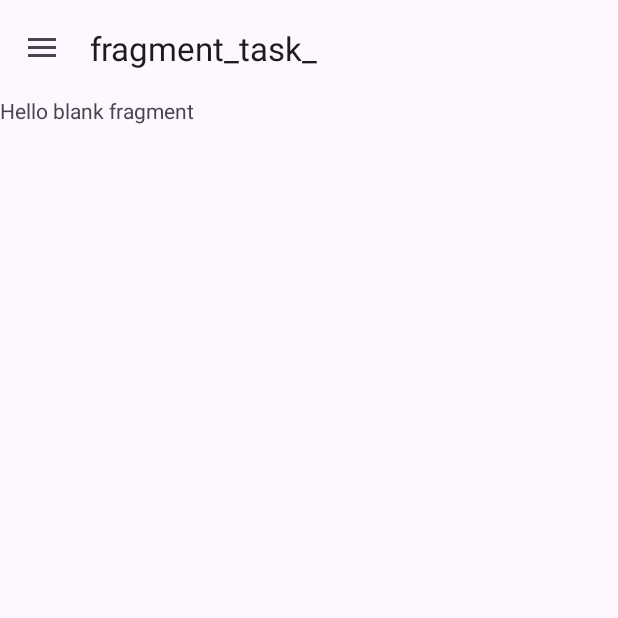
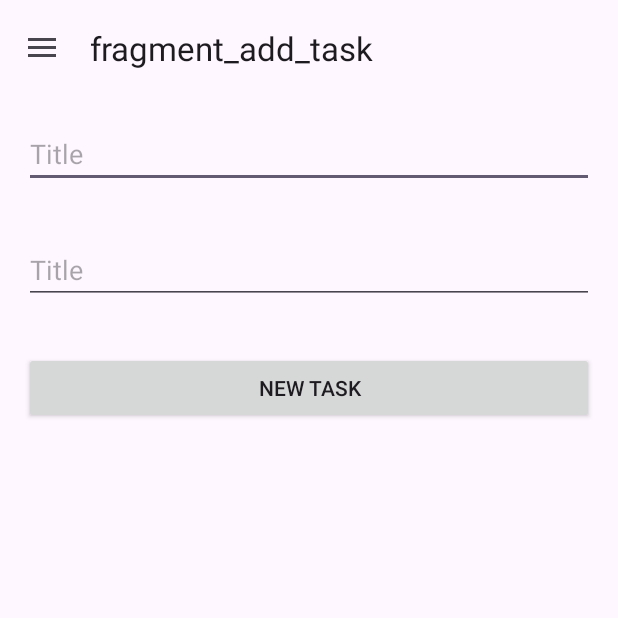
Before and after one commit to sowrovislam/Sire_Projact_-what_to-do-_-last, an Android app: the screen it shows after launch (MainActivity), on a phone screen of 412 x 824 dp, the top half of it. Run offline under Robolectric (Android 15) with nearby library versions, the phone set to English and light mode, and no system bars; our stand-ins replace Room's generated code, data binding, navigation-ui.

Commit message:
26 no  class  done

```diff
--- a/app/build.gradle.kts
+++ b/app/build.gradle.kts
@@ -36,6 +36,12 @@ android {
     kotlinOptions {
         jvmTarget = "1.8"
     }
+    buildFeatures {
+
+        dataBinding {
+            enable =true
+        }
+    }
 }
 
 dependencies {
--- /dev/null
+++ b/app/src/main/java/com/example/final_projactsire1/addtask/AddTaskFragment.kt
@@ -0,0 +1,49 @@
+package com.example.final_projactsire1.addtask
+
+import android.os.Bundle
+import android.view.LayoutInflater
+import android.view.View
+import android.view.ViewGroup
+import androidx.databinding.DataBindingUtil
+import androidx.fragment.app.Fragment
+import androidx.fragment.app.viewModels
+import androidx.lifecycle.AndroidViewModel
+
+import com.example.final_projactsire1.R
+import com.example.final_projactsire1.databinding.FragmentAddTaskBinding
+
+
+class AddTaskFragment : Fragment() {
+
+    private lateinit var binding: FragmentAddTaskBinding
+
+    private val  viewModel by viewModels<AddTaskViewModel>()
+
+    override fun onCreateView(
+        inflater: LayoutInflater, container: ViewGroup?,
+        savedInstanceState: Bundle?
+    ): View? {
+
+
+        binding =DataBindingUtil.inflate(inflater, R.layout.fragment_add_task, container, false)
+
+        binding.viewmodel=viewModel
+
+        binding.lifecycleOwner=this.viewLifecycleOwner
+
+
+
+
+
+
+
+
+        return binding.root
+
+
+
+
+    }
+
+
+}
--- /dev/null
+++ b/app/src/main/java/com/example/final_projactsire1/addtask/AddTaskViewModel.kt
@@ -0,0 +1,37 @@
+package com.example.final_projactsire1.addtask
+
+import android.app.Application
+import androidx.lifecycle.AndroidViewModel
+import androidx.lifecycle.MutableLiveData
+import androidx.lifecycle.ViewModel
+import androidx.lifecycle.viewModelScope
+import com.example.final_projactsire1.data.Task
+import com.example.final_projactsire1.data.source.DefaultTaskRepository
+import com.example.final_projactsire1.data.source.local.LocalDataSource
+import kotlinx.coroutines.launch
+
+class AddTaskViewModel(application: Application):AndroidViewModel(application) {
+
+    val title=MutableLiveData<String>()
+
+    val description=MutableLiveData<String>()
+
+    val repsitory:DefaultTaskRepository=DefaultTaskRepository.gateInstens(application)
+
+    fun saveTask() {
+        val currentTitle = title.value
+        val currentDescription = description.value
+        val task =
+            Task(title = currentTitle.toString(), description = currentDescription.toString())
+        createTask(task)
+    }
+
+    private fun createTask(task: Task) {
+
+        viewModelScope.launch {
+            repsitory.saveTask(task)
+        }
+
+    }
+
+}
--- /dev/null
+++ b/app/src/main/java/com/example/final_projactsire1/data/Task.kt
@@ -0,0 +1,28 @@
+package com.example.final_projactsire1.data
+
+import androidx.room.Entity
+import androidx.room.PrimaryKey
+
+
+@Entity(tableName = "task_table")
+data class Task(
+    @PrimaryKey(autoGenerate = true)
+    val id:Int=0,
+    val title:String,
+    val description:String,
+    val isComplited:Boolean=false
+
+
+){
+
+val isActive
+    get()=!isComplited
+
+    val isEmpty
+        get() = title.isEmpty()||description.isEmpty()
+
+
+
+
+
+}
--- /dev/null
+++ b/app/src/main/java/com/example/final_projactsire1/data/source/DefaultTaskRepository.kt
@@ -0,0 +1,63 @@
+package com.example.final_projactsire1.data.source
+
+import android.app.Application
+import com.example.final_projactsire1.data.Task
+import com.example.final_projactsire1.data.source.local.LocalDataSource
+import com.example.final_projactsire1.data.source.local.TodoDatabase
+import kotlinx.coroutines.CoroutineDispatcher
+import kotlinx.coroutines.Dispatchers
+import kotlinx.coroutines.withContext
+
+class DefaultTaskRepository private constructor(application: Application){
+
+    private val localDataSource:LocalDataSource
+    private val ioDispatcher: CoroutineDispatcher = Dispatchers.IO
+
+    init {
+
+        localDataSource=LocalDataSource(TodoDatabase.gateInstance(application).taskDao())
+
+
+
+
+    }
+
+    companion object{
+
+
+        private var repository:DefaultTaskRepository?=null
+
+
+        @Synchronized
+        fun gateInstens(application: Application):DefaultTaskRepository{
+
+
+            if (repository==null){
+
+                repository=DefaultTaskRepository(application)
+                return repository as DefaultTaskRepository
+            }
+
+
+            return repository as DefaultTaskRepository
+
+
+
+
+        }
+
+
+
+
+
+    }
+
+    suspend fun saveTask(task: Task){
+
+       withContext(ioDispatcher){
+
+           localDataSource.saveTask(task)
+       }
+
+    }
+}
--- /dev/null
+++ b/app/src/main/java/com/example/final_projactsire1/data/source/TasksDataSource.kt
@@ -0,0 +1,13 @@
+package com.example.final_projactsire1.data.source
+
+import com.example.final_projactsire1.data.Task
+
+
+interface TasksDataSource {
+
+    suspend fun saveTask(task: Task)
+
+
+
+
+}
--- /dev/null
+++ b/app/src/main/java/com/example/final_projactsire1/data/source/local/LocalDataSource.kt
@@ -0,0 +1,26 @@
+package com.example.final_projactsire1.data.source.local
+
+import com.example.final_projactsire1.data.Task
+import com.example.final_projactsire1.data.source.TasksDataSource
+import kotlinx.coroutines.CoroutineDispatcher
+import kotlinx.coroutines.Dispatchers
+import kotlinx.coroutines.withContext
+
+class LocalDataSource(
+
+
+    private val dao: TaskDao,
+    private val ioDispatcher:CoroutineDispatcher=Dispatchers.IO
+
+): TasksDataSource{
+    override suspend fun saveTask(task: Task) {
+
+        withContext(ioDispatcher){
+
+            dao.insertTask(task)
+
+        }
+    }
+
+
+}
--- /dev/null
+++ b/app/src/main/java/com/example/final_projactsire1/data/source/local/TaskDao.kt
@@ -0,0 +1,18 @@
+package com.example.final_projactsire1.data.source.local
+
+import androidx.room.Dao
+import androidx.room.Insert
+import androidx.room.OnConflictStrategy
+import com.example.final_projactsire1.data.Task
+
+@Dao
+interface TaskDao {
+
+    @Insert(onConflict =OnConflictStrategy.REPLACE)
+    suspend fun insertTask(task: Task)
+
+
+
+
+
+}
--- /dev/null
+++ b/app/src/main/java/com/example/final_projactsire1/data/source/local/TodoDatabase.kt
@@ -0,0 +1,34 @@
+package com.example.final_projactsire1.data.source.local
+
+import android.content.Context
+import androidx.room.Database
+import androidx.room.Room
+import androidx.room.RoomDatabase
+import com.example.final_projactsire1.data.Task
+
+@Database(entities =[Task::class], version = 1, exportSchema = false )
+abstract class TodoDatabase:RoomDatabase() {
+
+abstract fun taskDao():TaskDao
+
+companion object{
+
+
+    private var database:TodoDatabase?=null
+
+    @Synchronized
+    fun gateInstance(contenxt:Context):TodoDatabase{
+
+
+        if (database==null){
+
+            database=Room.databaseBuilder(contenxt,TodoDatabase::class.java,"task_db").build()
+
+            return database as TodoDatabase
+        }
+        return database as TodoDatabase
+    }
+
+}
+
+}
--- /dev/null
+++ b/app/src/main/res/layout/fragment_add_task.xml
@@ -0,0 +1,52 @@
+<?xml version="1.0" encoding="utf-8"?>
+<layout xmlns:android="http://schemas.android.com/apk/res/android"
+    xmlns:tools="http://schemas.android.com/tools"
+    tools:context=".addtask.AddTaskFragment"
+    >
+
+    <data>
+
+        <variable
+            name="viewmodel"
+            type="com.example.final_projactsire1.addtask.AddTaskViewModel" />
+
+
+    </data>
+
+    <LinearLayout
+        android:layout_width="match_parent"
+        android:layout_height="match_parent"
+
+        android:orientation="vertical"
+        >
+
+        <EditText
+            android:text="@={viewmodel.title}"
+            android:id="@+id/add_task_title_edt"
+            android:layout_width="match_parent"
+            android:layout_height="wrap_content"
+            android:layout_margin="16dp"
+            android:hint="@string/title_hint"/>
+
+        <EditText
+            android:text="@={viewmodel.description}"
+            android:id="@+id/add_task_description_edt"
+            android:layout_width="match_parent"
+            android:layout_height="wrap_content"
+            android:layout_margin="16dp"
+            android:hint="@string/title_hint"/>
+
+
+      <androidx.appcompat.widget.AppCompatButton
+          android:onClick="@{()->viewmodel.saveTask()}"
+          android:id="@+id/save_task"
+          android:layout_width="match_parent"
+          android:layout_height="wrap_content"
+          android:text="@string/add_task"
+          android:layout_margin="16dp"/>
+
+
+
+
+    </LinearLayout>
+</layout>
--- a/app/src/main/res/navigation/nav_graph.xml
+++ b/app/src/main/res/navigation/nav_graph.xml
@@ -3,7 +3,7 @@
     xmlns:app="http://schemas.android.com/apk/res-auto"
     xmlns:tools="http://schemas.android.com/tools"
     android:id="@+id/nav_graph"
-    app:startDestination="@id/task_Fragment">
+    app:startDestination="@id/addTaskFragment">
 
 
     <fragment
@@ -16,6 +16,11 @@
         android:name="com.example.final_projactsire1.StatisticsFragment"
         android:label="fragment_statistics"
         tools:layout="@layout/fragment_statistics" />
+    <fragment
+        android:id="@+id/addTaskFragment"
+        android:name="com.example.final_projactsire1.addtask.AddTaskFragment"
+        android:label="fragment_add_task"
+        tools:layout="@layout/fragment_add_task" />
 
 
 </navigation>
```
